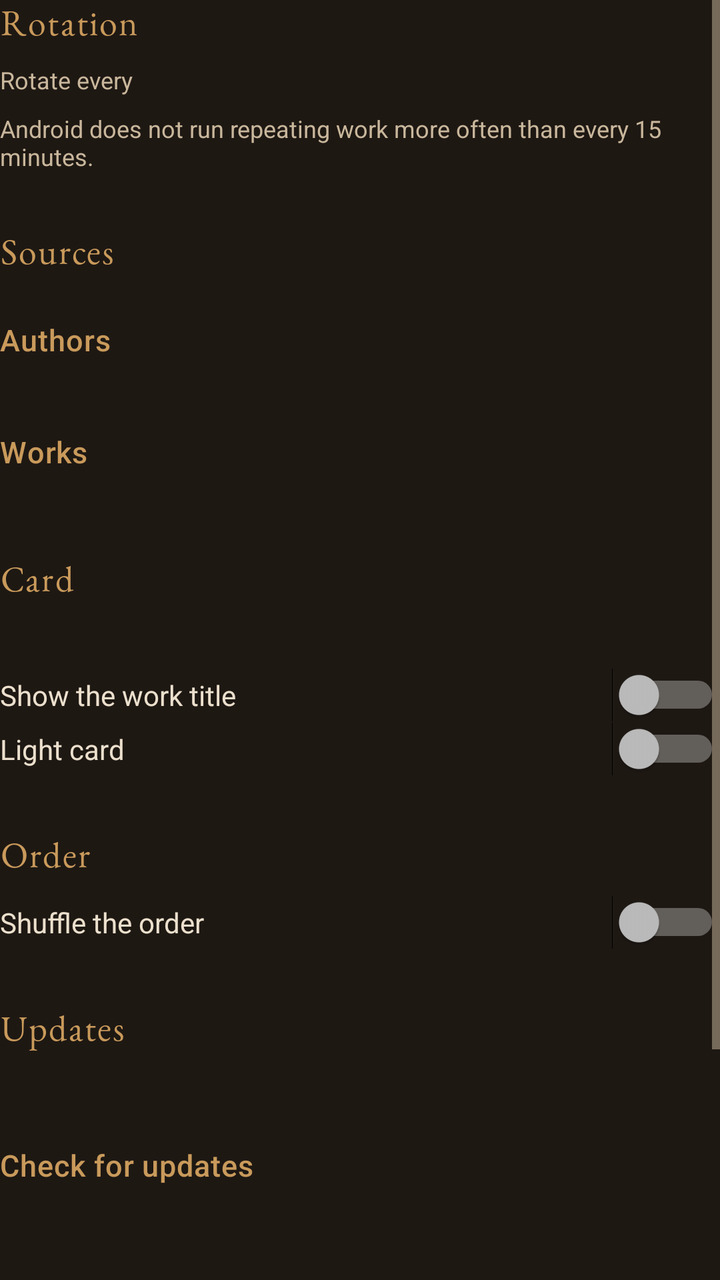
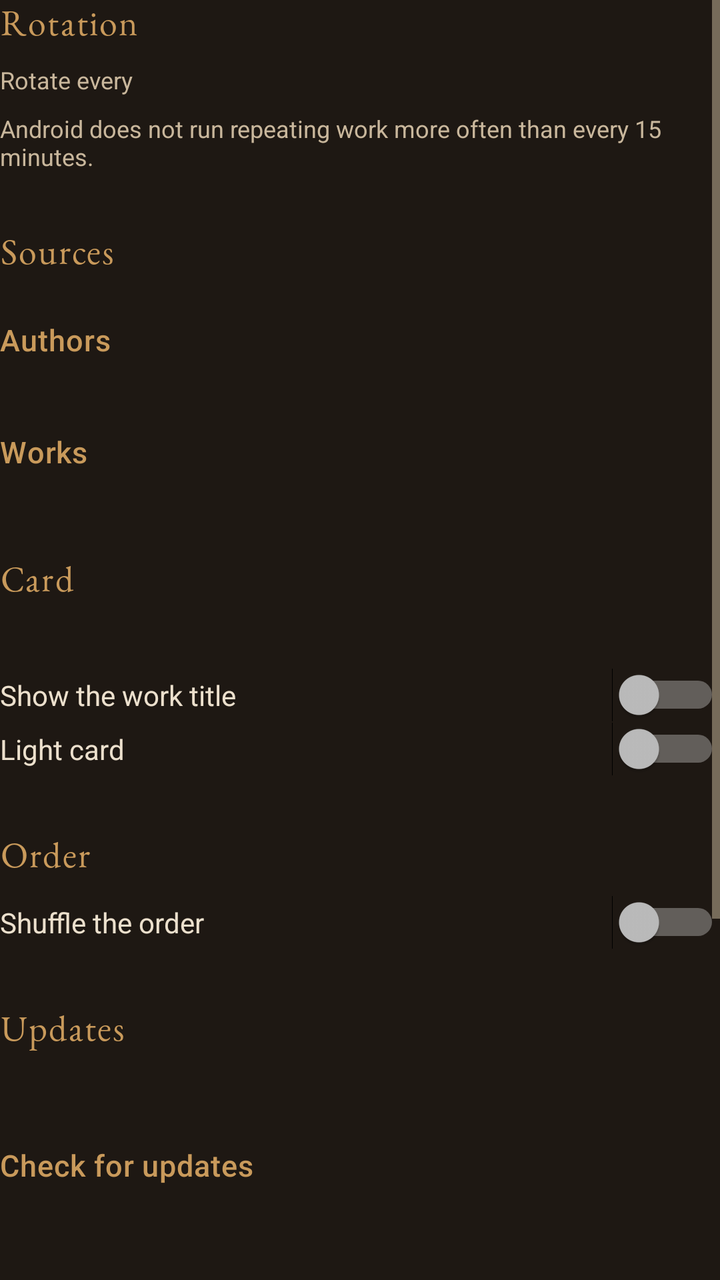

Before-and-after screenshots of an Android layout around one commit, followed by the original layout XML and the change that was made.
<!-- AndroidManifest.xml: application theme AppTheme -->
<!-- res/layout/activity_settings.xml -->
<?xml version="1.0" encoding="utf-8"?>
<ScrollView xmlns:android="http://schemas.android.com/apk/res/android"
    android:id="@+id/root"
    android:layout_width="match_parent"
    android:layout_height="match_parent"
    android:background="@color/screen_background"
    android:clipToPadding="false"
    android:fillViewport="true">

    <LinearLayout
        android:layout_width="match_parent"
        android:layout_height="wrap_content"
        android:orientation="vertical">

        
        <TextView
            style="@style/SectionLabel"
            android:layout_width="match_parent"
            android:layout_height="wrap_content"
            android:text="@string/section_rotation" />

        <TextView
            style="@style/FieldLabel"
            android:layout_width="match_parent"
            android:layout_height="wrap_content"
            android:layout_marginTop="@dimen/field_gap"
            android:text="@string/interval_label" />

        <Spinner
            android:id="@+id/interval_spinner"
            android:layout_width="match_parent"
            android:layout_height="wrap_content" />

        <TextView
            style="@style/FieldLabel"
            android:layout_width="match_parent"
            android:layout_height="wrap_content"
            android:layout_marginTop="@dimen/field_gap"
            android:text="@string/interval_note" />

        
        <TextView
            style="@style/SectionLabel"
            android:layout_width="match_parent"
            android:layout_height="wrap_content"
            android:layout_marginTop="@dimen/section_gap"
            android:text="@string/section_sources" />

        <Button
            android:id="@+id/row_authors"
            style="@style/QuotesButton"
            android:layout_width="match_parent"
            android:layout_height="wrap_content"
            android:layout_marginTop="@dimen/field_gap"
            android:text="@string/author_label" />

        <Button
            android:id="@+id/row_works"
            style="@style/QuotesButton"
            android:layout_width="match_parent"
            android:layout_height="wrap_content"
            android:layout_marginTop="@dimen/field_gap"
            android:text="@string/work_label" />

        
        <TextView
            style="@style/SectionLabel"
            android:layout_width="match_parent"
            android:layout_height="wrap_content"
            android:layout_marginTop="@dimen/section_gap"
            android:text="@string/section_card" />

        <TextView
            android:id="@+id/scale_label"
            style="@style/FieldLabel"
            android:layout_width="match_parent"
            android:layout_height="wrap_content"
            android:layout_marginTop="@dimen/field_gap" />

        <SeekBar
            android:id="@+id/scale_bar"
            android:layout_width="match_parent"
            android:layout_height="wrap_content" />

        <Switch
            android:id="@+id/switch_work"
            android:layout_width="match_parent"
            android:layout_height="wrap_content"
            android:layout_marginTop="@dimen/field_gap"
            android:text="@string/switch_work"
            android:textColor="@color/quote_text" />

        <Switch
            android:id="@+id/switch_light"
            android:layout_width="match_parent"
            android:layout_height="wrap_content"
            android:text="@string/switch_light"
            android:textColor="@color/quote_text" />

        
        <TextView
            style="@style/SectionLabel"
            android:layout_width="match_parent"
            android:layout_height="wrap_content"
            android:layout_marginTop="@dimen/section_gap"
            android:text="@string/section_order" />

        <Switch
            android:id="@+id/switch_shuffle"
            android:layout_width="match_parent"
            android:layout_height="wrap_content"
            android:layout_marginTop="@dimen/field_gap"
            android:text="@string/switch_shuffle"
            android:textColor="@color/quote_text" />

        
        <TextView
            style="@style/SectionLabel"
            android:layout_width="match_parent"
            android:layout_height="wrap_content"
            android:layout_marginTop="@dimen/section_gap"
            android:text="@string/section_updates" />

        <TextView
            android:id="@+id/installed_label"
            style="@style/FieldLabel"
            android:layout_width="match_parent"
            android:layout_height="wrap_content"
            android:layout_marginTop="@dimen/field_gap" />

        <Button
            android:id="@+id/button_check"
            style="@style/QuotesButton"
            android:layout_width="wrap_content"
            android:layout_height="wrap_content"
            android:layout_marginTop="@dimen/field_gap"
            android:text="@string/check_updates" />

        <Button
            android:id="@+id/button_install"
            style="@style/QuotesButton"
            android:layout_width="wrap_content"
            android:layout_height="wrap_content"
            android:layout_marginTop="@dimen/field_gap"
            android:text="@string/download_install"
            android:visibility="gone" />

        <TextView
            android:id="@+id/update_status"
            style="@style/FieldLabel"
            android:layout_width="match_parent"
            android:layout_height="wrap_content"
            android:layout_marginTop="@dimen/field_gap" />

        <TextView
            style="@style/FieldLabel"
            android:layout_width="match_parent"
            android:layout_height="wrap_content"
            android:layout_marginTop="@dimen/block_gap"
            android:text="@string/token_label" />

        <EditText
            android:id="@+id/field_token"
            android:layout_width="match_parent"
            android:layout_height="wrap_content"
            android:autofillHints=""
            android:hint="@string/token_hint"
            android:importantForAutofill="no"
            android:inputType="textPassword"
            android:textColor="@color/quote_text"
            android:textColorHint="@color/text_secondary" />

        <Button
            android:id="@+id/button_save_token"
            style="@style/QuotesButton"
            android:layout_width="wrap_content"
            android:layout_height="wrap_content"
            android:layout_marginTop="@dimen/field_gap"
            android:text="@string/save" />

        <TextView
            style="@style/FieldLabel"
            android:layout_width="match_parent"
            android:layout_height="wrap_content"
            android:layout_marginTop="@dimen/field_gap"
            android:text="@string/token_note" />
    </LinearLayout>
</ScrollView>
<!-- resources referenced by this layout -->
<resources>
  <color name="quote_text">#ECE0CD</color>
  <color name="screen_background">#1E1813</color>
  <color name="text_secondary">#C9B79C</color>
  <dimen name="block_gap">20dp</dimen>
  <dimen name="field_gap">8dp</dimen>
  <dimen name="section_gap">28dp</dimen>
  <string name="author_label">Authors</string>
  <string name="check_updates">Check for updates</string>
  <string name="download_install">Download and install</string>
  <string name="interval_label">Rotate every</string>
  <string name="interval_note">Android does not run repeating work more often than every 15 minutes.</string>
  <string name="save">Save</string>
  <string name="section_card">Card</string>
  <string name="section_order">Order</string>
  <string name="section_rotation">Rotation</string>
  <string name="section_sources">Sources</string>
  <string name="section_updates">Updates</string>
  <string name="switch_light">Light card</string>
  <string name="switch_shuffle">Shuffle the order</string>
  <string name="switch_work">Show the work title</string>
  <string name="token_hint">Only needed while the repository is private</string>
  <string name="token_label">GitHub token</string>
  <string name="token_note">The app asks GitHub only when you tap the button. The token stays on this phone.</string>
  <string name="work_label">Works</string>
  <style name="FieldLabel">
          <item name="android:textSize">12sp</item>
          <item name="android:textColor">@color/text_secondary</item>
      </style>
  <style name="QuotesButton" parent="@android:style/Widget.Material.Button.Borderless">
          <item name="android:textColor">@color/quote_author</item>
          <item name="android:textAllCaps">false</item>
          <item name="android:textSize">15sp</item>
          <item name="android:letterSpacing">0.02</item>
          <item name="android:gravity">start|center_vertical</item>
          <item name="android:minWidth">0dp</item>
          <item name="android:paddingStart">0dp</item>
          <item name="android:paddingEnd">0dp</item>
      </style>
  <style name="SectionLabel">
          <item name="android:fontFamily">@font/eb_garamond</item>
          <item name="android:textSize">18sp</item>
          <item name="android:textColor">@color/quote_author</item>
          <item name="android:letterSpacing">0.04</item>
      </style>
  <style name="AppTheme" parent="@android:style/Theme.Material.NoActionBar">
          <item name="android:windowBackground">@color/screen_background</item>
          <item name="android:colorAccent">@color/quote_author</item>
          <item name="android:colorControlActivated">@color/quote_author</item>
          <item name="android:colorControlNormal">@color/text_secondary</item>
          <item name="android:textColorPrimary">@color/quote_text</item>
          <item name="android:textColorSecondary">@color/text_secondary</item>
          <item name="android:textColorHint">@color/quote_work</item>
      </style>
  <color name="quote_author">#C99A5B</color>
  <color name="quote_work">#9C8C74</color>
</resources>

<!-- the commit's change to res/layout/activity_settings.xml (unified diff, before → after) -->
@@ -184,5 +184,46 @@
             android:layout_height="wrap_content"
             android:layout_marginTop="@dimen/field_gap"
             android:text="@string/token_note" />
+
+        
+        <TextView
+            style="@style/SectionLabel"
+            android:layout_width="match_parent"
+            android:layout_height="wrap_content"
+            android:layout_marginTop="@dimen/section_gap"
+            android:text="@string/section_install" />
+
+        <TextView
+            android:id="@+id/shizuku_state"
+            style="@style/FieldLabel"
+            android:layout_width="match_parent"
+            android:layout_height="wrap_content"
+            android:layout_marginTop="@dimen/field_gap" />
+
+        <Button
+            android:id="@+id/button_shizuku_permission"
+            style="@style/QuotesButton"
+            android:layout_width="wrap_content"
+            android:layout_height="wrap_content"
+            android:layout_marginTop="@dimen/field_gap"
+            android:text="@string/grant_shizuku"
+            android:visibility="gone" />
+
+        <Switch
+            android:id="@+id/switch_shizuku"
+            android:layout_width="match_parent"
+            android:layout_height="wrap_content"
+            android:layout_marginTop="@dimen/field_gap"
+            android:text="@string/switch_shizuku"
+            android:textColor="@color/quote_text" />
+
+        <Button
+            android:id="@+id/button_install_cached"
+            style="@style/QuotesButton"
+            android:layout_width="wrap_content"
+            android:layout_height="wrap_content"
+            android:layout_marginTop="@dimen/field_gap"
+            android:text="@string/install_cached"
+            android:visibility="gone" />
     </LinearLayout>
 </ScrollView>
<!-- resource entries referenced after the edit -->
@@ -9,15 +9,19 @@
   <string name="author_label">Authors</string>
   <string name="check_updates">Check for updates</string>
   <string name="download_install">Download and install</string>
+  <string name="grant_shizuku">Grant Shizuku permission</string>
+  <string name="install_cached">Install the downloaded update</string>
   <string name="interval_label">Rotate every</string>
   <string name="interval_note">Android does not run repeating work more often than every 15 minutes.</string>
   <string name="save">Save</string>
   <string name="section_card">Card</string>
+  <string name="section_install">Automatic install</string>
   <string name="section_order">Order</string>
   <string name="section_rotation">Rotation</string>
   <string name="section_sources">Sources</string>
   <string name="section_updates">Updates</string>
   <string name="switch_light">Light card</string>
+  <string name="switch_shizuku">Install updates without asking</string>
   <string name="switch_shuffle">Shuffle the order</string>
   <string name="switch_work">Show the work title</string>
   <string name="token_hint">Only needed while the repository is private</string>
